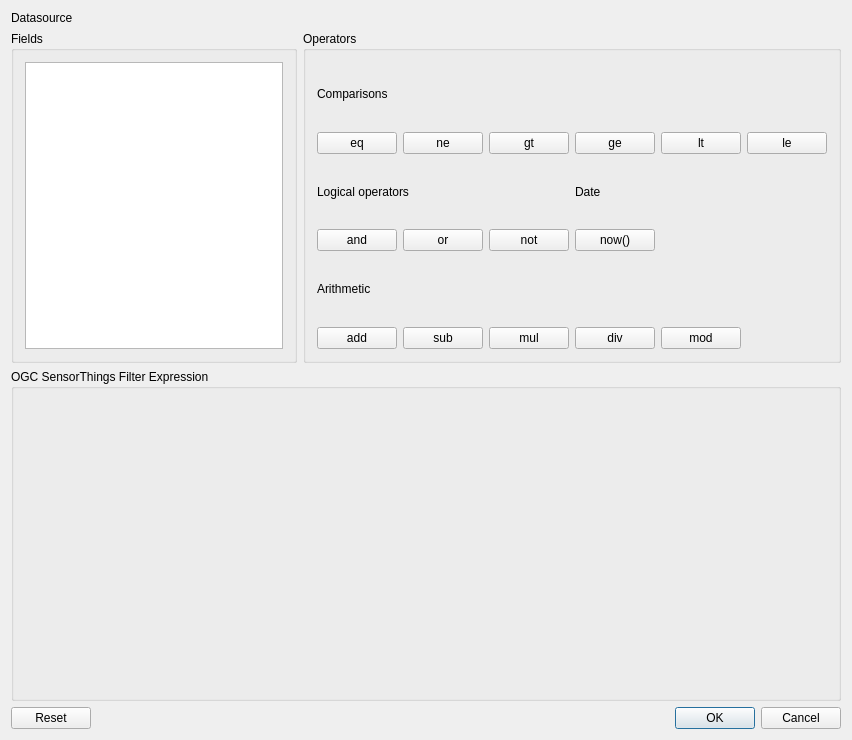
Before: the Qt Designer form src/ui/qgssensorthingssubseteditorbase.ui in qgis/QGIS, drawn with Qt 5.
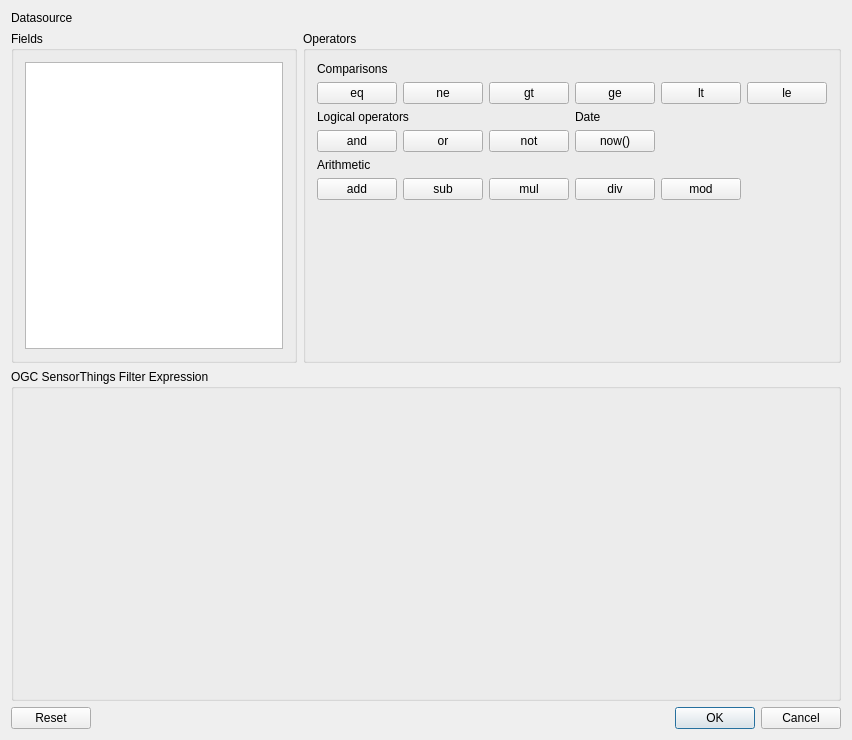
After: the same form once the commit is applied. Custom widgets are drawn as their Qt base class.

Commit message: Fix buttons tab order and vertical expansion

The edit to the form file:
```diff
--- a/src/ui/qgssensorthingssubseteditorbase.ui
+++ b/src/ui/qgssensorthingssubseteditorbase.ui
@@ -235,6 +235,19 @@
         </property>
        </widget>
       </item>
+      <item row="6" column="1">
+       <spacer name="verticalSpacer">
+        <property name="orientation">
+         <enum>Qt::Vertical</enum>
+        </property>
+        <property name="sizeHint" stdset="0">
+         <size>
+          <width>20</width>
+          <height>0</height>
+         </size>
+        </property>
+       </spacer>
+      </item>
      </layout>
     </widget>
    </item>
```
Left out of the diff: 19 changed lines with no effect on the pictures.
